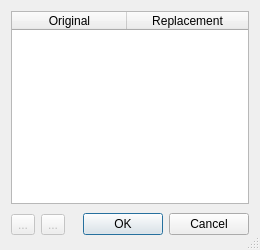
The window that starcheat/templates/ColorEdit.ui (wizzomafizzo/starcheat) describes before a commit, drawn with Qt 5.
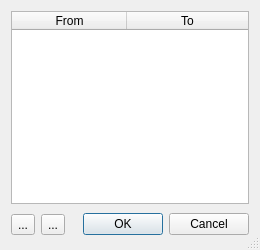
The same window after the commit. Icons and pictures are not drawn.

Commit message: Support adding/removing appearance colors

```diff
--- a/starcheat/templates/ColorEdit.ui
+++ b/starcheat/templates/ColorEdit.ui
@@ -54,12 +54,12 @@
      </attribute>
      <column>
       <property name="text">
-       <string>Original</string>
+       <string>From</string>
       </property>
      </column>
      <column>
       <property name="text">
-       <string>Replacement</string>
+       <string>To</string>
       </property>
      </column>
     </widget>
@@ -69,7 +69,7 @@
      <item>
       <widget class="QToolButton" name="remove_button">
        <property name="enabled">
-        <bool>false</bool>
+        <bool>true</bool>
        </property>
        <property name="statusTip">
         <string>Remove Color</string>
@@ -86,7 +86,7 @@
      <item>
       <widget class="QToolButton" name="add_button">
        <property name="enabled">
-        <bool>false</bool>
+        <bool>true</bool>
        </property>
        <property name="statusTip">
         <string>Add Color</string>
```
The commit also changes 1 other file.
